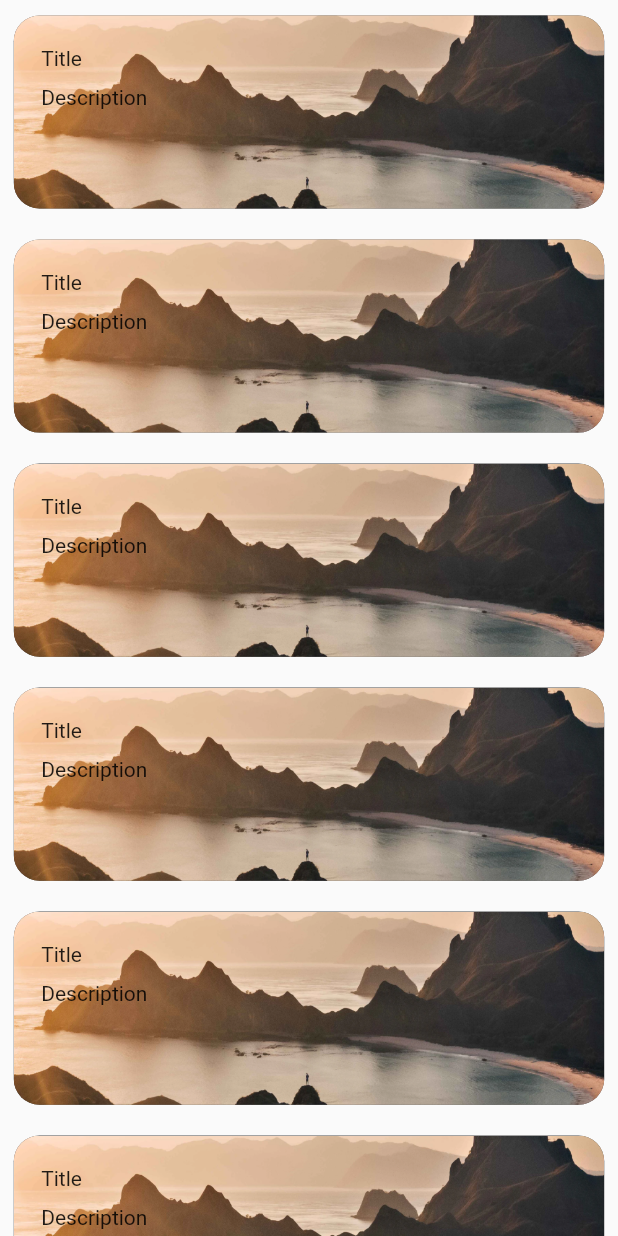
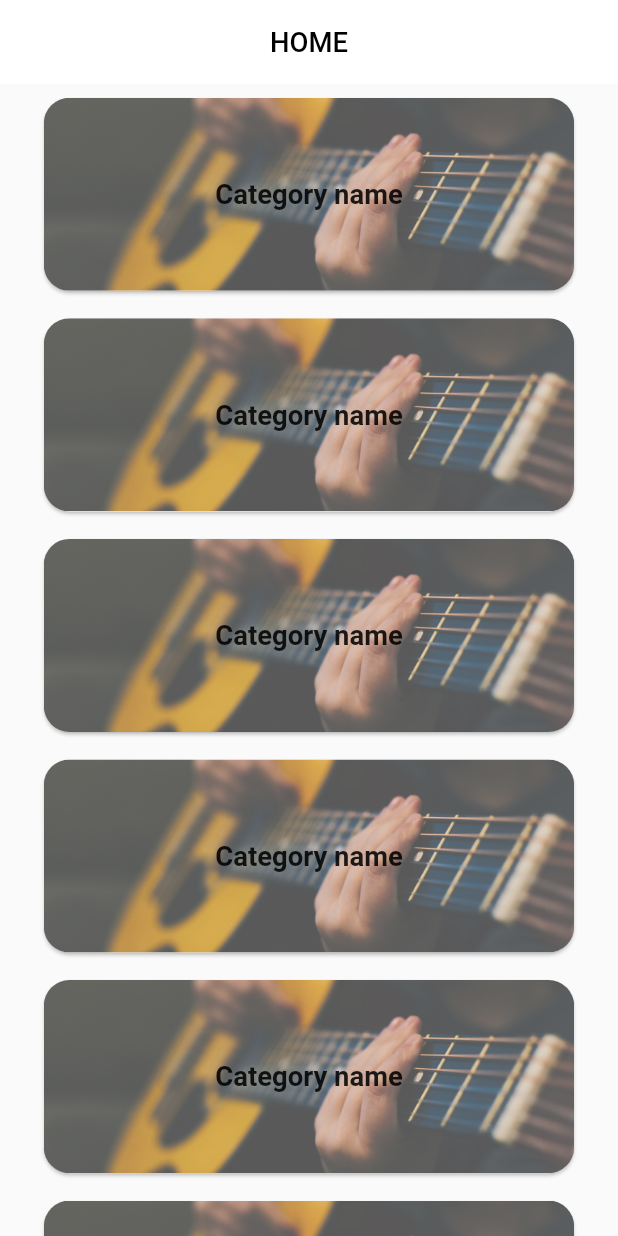
Before and after one commit to shahbhaktidevkrushna/MyDasma, a Flutter app: the screen it shows after launch, on a phone screen of 412 x 824 dp. Run offline on Flutter 3.47's test engine with Material 2 defaults, Android fonts, the phone set to English and light mode, and no system bars; our stand-ins replace easy_localization, file_picker, flutter_platform_widgets, flutter_screenutil, flutter_svg, flutter_zoom_drawer and 4 more; missing offline and left inert: select_dialog.

Commit message:
implemented home screen

```diff
--- a/my_dasma/lib/extras/constants/AppImages.dart
+++ b/my_dasma/lib/extras/constants/AppImages.dart
@@ -1,2 +1,5 @@
 const appLogo = "assets/new_logo.png";
 const forgotPassword = "assets/lock.png";
+const listViewImage = "assets/listView_image.png";
+const listViewImage2 = "assets/listImage.jpg";
+const listViewImage3 = "assets/musicImg.jpg";
--- a/my_dasma/lib/extras/constants/StringConstant.dart
+++ b/my_dasma/lib/extras/constants/StringConstant.dart
@@ -6,9 +6,14 @@ const txtUser = "User";
 const txtBusiness = "Business";
 const txtEmail = "Email ID";
 const txtName = "Name";
+const txtHome = "Home";
 const txtSurname = "Surname";
 const txtPhnNumber = "Phone Number";
 const txtPassword = "Password";
+const txtTitle = "Title";
+const txtDesc = "Description";
+const txtCatDesc = "Category description";
+const txtCatName = "Category name";
 const txtHouseNumber = "Number of house, building, apartment";
 const txtStreet = "Street";
 const txtNeighbourhood = "Neighborhood";
--- a/my_dasma/lib/ui/ListViewPage.dart
+++ b/my_dasma/lib/ui/ListViewPage.dart
@@ -1,6 +1,9 @@
 import 'package:flutter/cupertino.dart';
 import 'package:flutter/material.dart';
 import 'package:flutter_screenutil/flutter_screenutil.dart';
+import 'package:my_dasma/extras/commonWidgets/CommonAppbar.dart';
+import 'package:my_dasma/extras/constants/AppImages.dart';
+import 'package:my_dasma/extras/constants/StringConstant.dart';
 
 class ListViewPage extends StatefulWidget {
   const ListViewPage({Key? key}) : super(key: key);
@@ -14,32 +17,89 @@ class _ListViewPageState extends State<ListViewPage> {
   Widget build(BuildContext context) {
     return SafeArea(
       child: Scaffold(
-        //appBar: AppBar(),
+        appBar: CommonAppBar(appBar: AppBar(),
+        isLeading: false, isDrawer: true, title: txtHome,),
 
         body: ListView.builder(
             itemCount: 10,
             itemBuilder: (context, index){
+            /*return Card(
+                shape: RoundedRectangleBorder(borderRadius: BorderRadius.all(Radius.circular(8.0))),
+              // padding: EdgeInsets.only(left: 16.0.w, top: 16.0.h, right: 8.0.w, bottom: 8.0.h),
+              margin: EdgeInsets.only(left: 26.0.w, top: 8.0.h, right: 26.0.w, bottom: 8.0.h),
+
+              child:Stack(
+                children: [
+                  // Image.asset(listViewImage,width: MediaQuery.of(context).size.width,height: 100.h,),
+                  Column(
+                     crossAxisAlignment: CrossAxisAlignment.stretch,
+                    children: [
+                      Stack(
+                        children: [
+                          ClipRRect(
+                            borderRadius: BorderRadius.only(
+                              topLeft: Radius.circular(8.0),
+                              topRight: Radius.circular(8.0),
+                            ),
+                            child: Image.asset(
+                                listViewImage,
+                                // width: 300,
+                                height: 150,
+                                fit:BoxFit.fitWidth
+
+                            ),
+                          ),
+                          Column(
+                           // crossAxisAlignment: CrossAxisAlignment.stretch,
+                            children: [
+                              Text(txtTitle),
+                              SizedBox(height: 8.0.h,),
+                              Text(txtDesc)
+                            ],
+                          )
+                        ],
+                      ),
+
+
+                    ],
+                  ),
+                ],
+              )
+            );*/
+
+
             return Container(
-              padding: EdgeInsets.only(left: 16.0.w, top: 16.0.h, right: 8.0.w, bottom: 8.0.h),
-              margin: EdgeInsets.only(left: 8.0.w, top: 8.0.h, right: 8.0.w, bottom: 8.0.h),
-              width: 100.w,
-              height: 100.h,
-              decoration: BoxDecoration(
-                image: DecorationImage(
-                  image: AssetImage("assets/item_image.png"),
-                  fit: BoxFit.cover
+              margin: EdgeInsets.symmetric(vertical: 4.h, horizontal: 22.w),
+              child: Card(
+                clipBehavior: Clip.antiAlias,
+                shape: RoundedRectangleBorder(
+                  borderRadius: BorderRadius.circular(15.r)
                 ),
-                  borderRadius: BorderRadius.circular(15.0.r),
-                  color: Colors.black.withOpacity(0.7),
-                  backgroundBlendMode: BlendMode.darken
-              ),
-              child: Column(
-                crossAxisAlignment: CrossAxisAlignment.start,
-                children: [
-                  Text("Title"),
-                  SizedBox(height: 8.0.h,),
-                  Text("Description")
-                ],
+                child: Stack(
+                  alignment: Alignment.center,
+                  children: [
+                    Ink.image(image: AssetImage(listViewImage3),
+                    height: 100.h,
+                    fit: BoxFit.cover,
+                    colorFilter: ColorFilter.mode(Colors.black.withOpacity(0.7), BlendMode.dstATop),
+
+                    child: InkWell(
+                      onTap: (){
+
+                      },
+                    ),),
+                    Container(
+                      child: Column(
+                        children: [
+                          Container(
+                              margin: EdgeInsets.symmetric(horizontal: 16.0.w)
+                              ,child: Text(txtCatName, style: TextStyle(fontSize: 16.sp, fontWeight: FontWeight.bold),),
+                            alignment: Alignment.center,),
+                        ],
+                      ),
+                    )
+                  ],
+                ),
               ),
             );
           },
```
Also changed, not shown: my_dasma/assets/listImage.jpg (added), my_dasma/assets/listView_image.png (renamed from my_dasma/assets/item_image.png), my_dasma/assets/musicImg.jpg (added), my_dasma/assets/musicImg2.jpg (added), my_dasma/assets/music_2.jpg (added), 1 other file.
